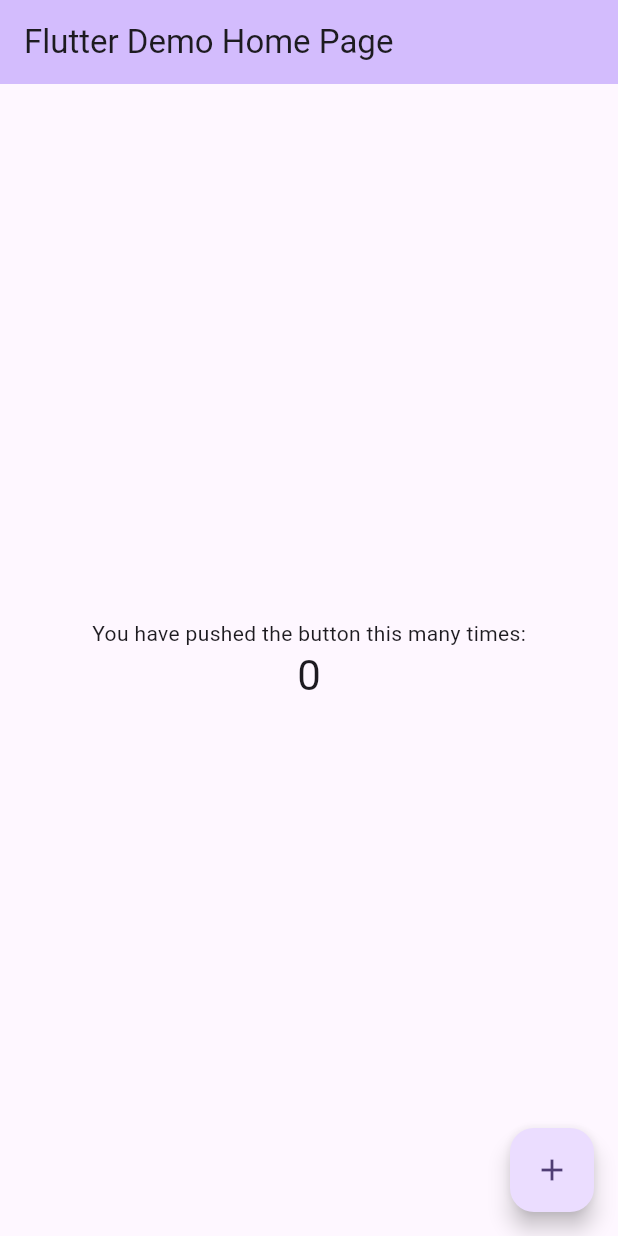
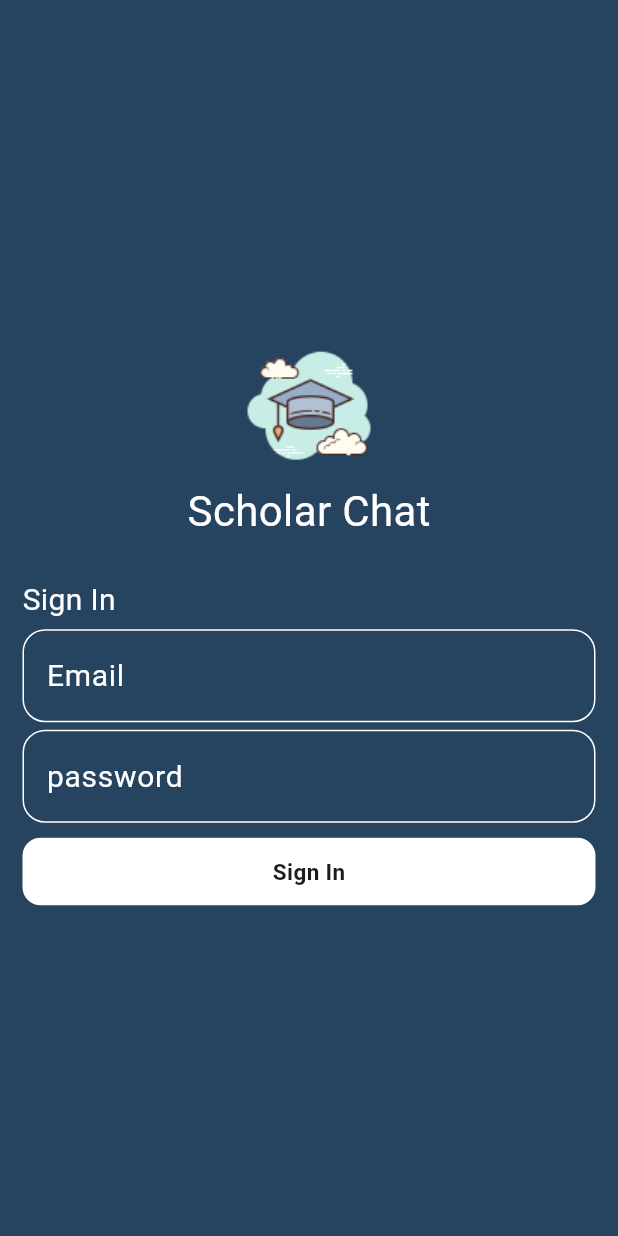
Before and after one commit to AHMEDSAID9485/Chat_app_2, a Flutter app: the screen it shows after launch, on a phone screen of 412 x 824 dp. Run offline on Flutter 3.47's test engine with Material 3 defaults, Android fonts, the phone set to English and light mode, and no system bars.

Commit message:
make login page and make custom textformfield and make custom buttom to send and refactor code

```diff
--- /dev/null
+++ b/lib/const/App_color.dart
@@ -0,0 +1,6 @@
+import 'package:flutter/material.dart';
+
+class AppColor {
+  static Color prim_color = Color(0xff26435F);
+  static Color sco_color = Colors.white;
+}
--- a/lib/main.dart
+++ b/lib/main.dart
@@ -1,122 +1,18 @@
+import 'package:chatapp2/pages/Login_page.dart';
 import 'package:flutter/material.dart';
 
 void main() {
-  runApp(const MyApp());
+  runApp(const ChatApp());
 }
 
-class MyApp extends StatelessWidget {
-  const MyApp({super.key});
+class ChatApp extends StatelessWidget {
+  const ChatApp({super.key});
 
-  // This widget is the root of your application.
   @override
   Widget build(BuildContext context) {
     return MaterialApp(
-      title: 'Flutter Demo',
-      theme: ThemeData(
-        // This is the theme of your application.
-        //
-        // TRY THIS: Try running your application with "flutter run". You'll see
-        // the application has a purple toolbar. Then, without quitting the app,
-        // try changing the seedColor in the colorScheme below to Colors.green
-        // and then invoke "hot reload" (save your changes or press the "hot
-        // reload" button in a Flutter-supported IDE, or press "r" if you used
-        // the command line to start the app).
-        //
-        // Notice that the counter didn't reset back to zero; the application
-        // state is not lost during the reload. To reset the state, use hot
-        // restart instead.
-        //
-        // This works for code too, not just values: Most code changes can be
-        // tested with just a hot reload.
-        colorScheme: .fromSeed(seedColor: Colors.deepPurple),
-      ),
-      home: const MyHomePage(title: 'Flutter Demo Home Page'),
+      debugShowCheckedModeBanner: false,
+      home: LoginPage(),
     );
   }
 }
-
-class MyHomePage extends StatefulWidget {
-  const MyHomePage({super.key, required this.title});
-
-  // This widget is the home page of your application. It is stateful, meaning
-  // that it has a State object (defined below) that contains fields that affect
-  // how it looks.
-
-  // This class is the configuration for the state. It holds the values (in this
-  // case the title) provided by the parent (in this case the App widget) and
-  // used by the build method of the State. Fields in a Widget subclass are
-  // always marked "final".
-
-  final String title;
-
-  @override
-  State<MyHomePage> createState() => _MyHomePageState();
-}
-
-class _MyHomePageState extends State<MyHomePage> {
-  int _counter = 0;
-
-  void _incrementCounter() {
-    setState(() {
-      // This call to setState tells the Flutter framework that something has
-      // changed in this State, which causes it to rerun the build method below
-      // so that the display can reflect the updated values. If we changed
-      // _counter without calling setState(), then the build method would not be
-      // called again, and so nothing would appear to happen.
-      _counter++;
-    });
-  }
-
-  @override
-  Widget build(BuildContext context) {
-    // This method is rerun every time setState is called, for instance as done
-    // by the _incrementCounter method above.
-    //
-    // The Flutter framework has been optimized to make rerunning build methods
-    // fast, so that you can just rebuild anything that needs updating rather
-    // than having to individually change instances of widgets.
-    return Scaffold(
-      appBar: AppBar(
-        // TRY THIS: Try changing the color here to a specific color (to
-        // Colors.amber, perhaps?) and trigger a hot reload to see the AppBar
-        // change color while the other colors stay the same.
-        backgroundColor: Theme.of(context).colorScheme.inversePrimary,
-        // Here we take the value from the MyHomePage object that was created by
-        // the App.build method, and use it to set our appbar title.
-        title: Text(widget.title),
-      ),
-      body: Center(
-        // Center is a layout widget. It takes a single child and positions it
-        // in the middle of the parent.
-        child: Column(
-          // Column is also a layout widget. It takes a list of children and
-          // arranges them vertically. By default, it sizes itself to fit its
-          // children horizontally, and tries to be as tall as its parent.
-          //
-          // Column has various properties to control how it sizes itself and
-          // how it positions its children. Here we use mainAxisAlignment to
-          // center the children vertically; the main axis here is the vertical
-          // axis because Columns are vertical (the cross axis would be
-          // horizontal).
-          //
-          // TRY THIS: Invoke "debug painting" (choose the "Toggle Debug Paint"
-          // action in the IDE, or press "p" in the console), to see the
-          // wireframe for each widget.
-          mainAxisAlignment: .center,
-          children: [
-            const Text('You have pushed the button this many times:'),
-            Text(
-              '$_counter',
-              style: Theme.of(context).textTheme.headlineMedium,
-            ),
-          ],
-        ),
-      ),
-      floatingActionButton: FloatingActionButton(
-        onPressed: _incrementCounter,
-        tooltip: 'Increment',
-        child: const Icon(Icons.add),
-      ),
-    );
-  }
-}
--- /dev/null
+++ b/lib/pages/Login_page.dart
@@ -0,0 +1,39 @@
+
+import 'package:chatapp2/const/App_color.dart';
+import 'package:chatapp2/widgets/CustomButtom.dart';
+import 'package:chatapp2/widgets/Custom_Text_field_widget.dart';
+import 'package:flutter/material.dart';
+
+class LoginPage extends StatelessWidget {
+  const LoginPage({super.key});
+
+  @override
+  Widget build(BuildContext context) {
+    return Scaffold(
+      backgroundColor: AppColor.prim_color,
+      body: Padding(
+        padding: const EdgeInsets.symmetric(horizontal: 15),
+        child: Column(
+          mainAxisAlignment: MainAxisAlignment.center,
+          children: [
+            Image.asset('assets/images/scholar.png'),
+            Text('Scholar Chat',style: TextStyle(color: AppColor.sco_color,fontSize: 28),),
+            SizedBox(height: 25,),
+            Row(
+              mainAxisAlignment: MainAxisAlignment.start,
+              children: [
+                Text('Sign In',style: TextStyle(color: AppColor.sco_color,fontSize: 20),),
+              ],
+            ),
+            SizedBox(height: 5,),
+            Custom_Text_field_widget(text: 'Email',),
+            SizedBox(height: 5,),
+            Custom_Text_field_widget(text: 'password',),
+            SizedBox(height: 10,),
+            CustomButtom()
+          ],
+        ),
+      ),
+    );
+  }
+}
--- /dev/null
+++ b/lib/widgets/CustomButtom.dart
@@ -0,0 +1,23 @@
+
+import 'package:chatapp2/const/App_color.dart';
+import 'package:flutter/material.dart';
+
+class CustomButtom extends StatelessWidget {
+  const CustomButtom({
+    super.key,
+  });
+
+  @override
+  Widget build(BuildContext context) {
+    return Container(
+      alignment: Alignment.center,
+      height: 45,
+      width: double.infinity,
+      decoration: BoxDecoration(
+        borderRadius: BorderRadius.circular(12),
+        color: AppColor.sco_color
+      ),
+      child: Text('Sign In',style: TextStyle(fontSize: 15,fontWeight: FontWeight.bold,)),
+    );
+  }
+}
--- /dev/null
+++ b/lib/widgets/Custom_Text_field_widget.dart
@@ -0,0 +1,41 @@
+
+
+import 'package:chatapp2/const/App_color.dart';
+import 'package:flutter/material.dart';
+
+class Custom_Text_field_widget extends StatelessWidget {
+  const Custom_Text_field_widget({
+    super.key, required this.text,
+  });
+final String text;
+  @override
+  Widget build(BuildContext context) {
+    return TextFormField(
+      decoration: InputDecoration(
+        hintText: text,
+        hintStyle: TextStyle(color: AppColor.sco_color,fontSize: 20),
+        border: OutlineInputBorder(
+          borderSide: BorderSide(
+            width: 3,
+            color: AppColor.sco_color
+          ),
+          borderRadius: BorderRadius.circular(15),
+        ),
+        enabledBorder: OutlineInputBorder(
+          borderSide: BorderSide(
+            width: 1,
+            color: AppColor.sco_color
+          ),
+          borderRadius: BorderRadius.circular(15),
+        ),
+        focusedBorder: OutlineInputBorder(
+          borderSide: BorderSide(
+            width: 1,
+            color: AppColor.sco_color
+          ),
+          borderRadius: BorderRadius.circular(15),
+        ),
+      ),
+    );
+  }
+}
```
